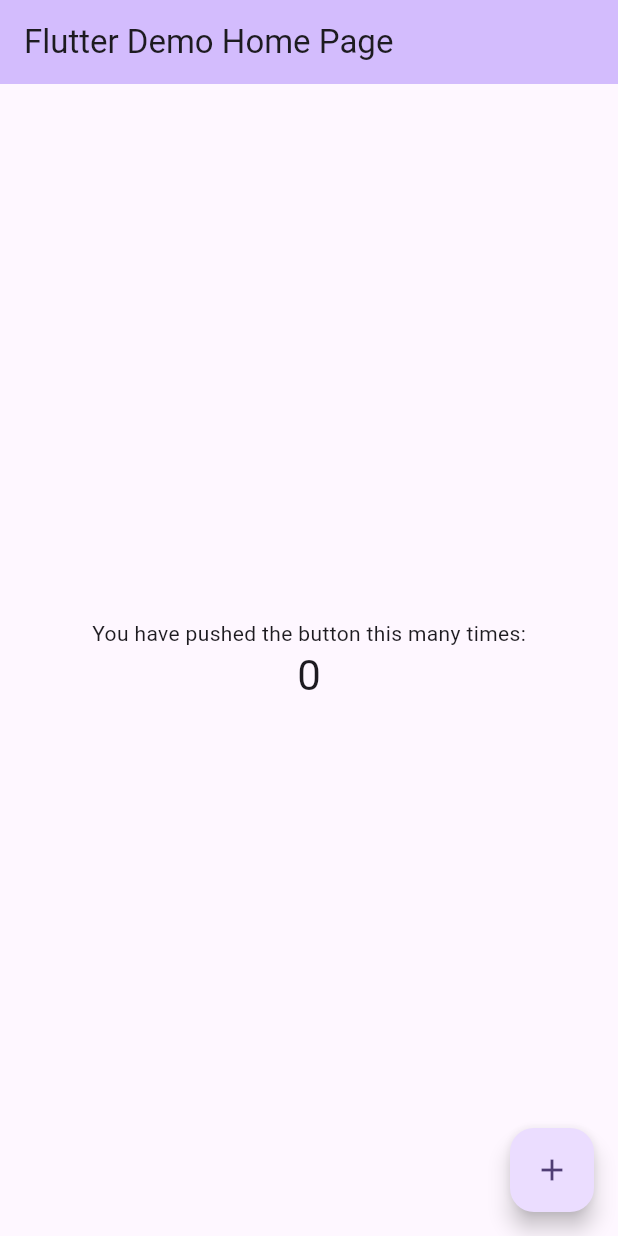
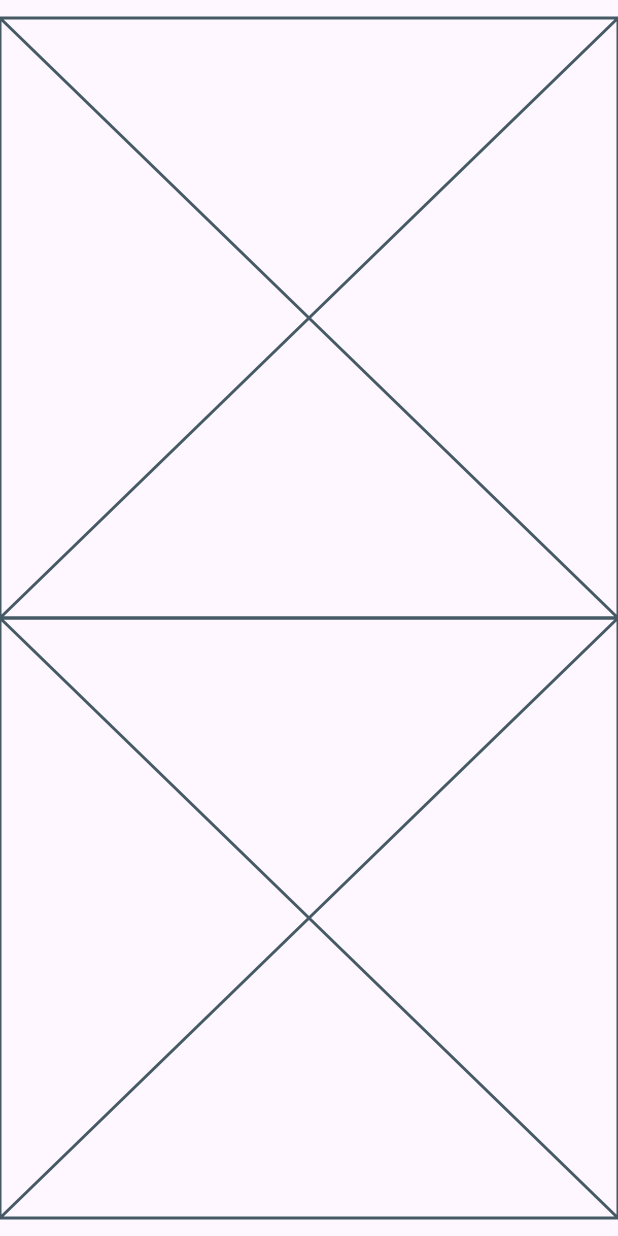
Before and after one commit to danyalshakeel/CarRental, a Flutter app: the screen it shows after launch, on a phone screen of 412 x 824 dp. Run offline on Flutter 3.47's test engine with Material 3 defaults, Android fonts, the phone set to English and light mode, and no system bars.

Commit message:
Add main buttons

```diff
--- a/lib/main.dart
+++ b/lib/main.dart
@@ -1,5 +1,5 @@
 import 'package:flutter/material.dart';
-
+import 'widget/custom_button.dart';
 void main() {
   runApp(const MyApp());
 }
@@ -13,110 +13,27 @@ class MyApp extends StatelessWidget {
     return MaterialApp(
       title: 'Flutter Demo',
       theme: ThemeData(
-        // This is the theme of your application.
-        //
-        // TRY THIS: Try running your application with "flutter run". You'll see
-        // the application has a purple toolbar. Then, without quitting the app,
-        // try changing the seedColor in the colorScheme below to Colors.green
-        // and then invoke "hot reload" (save your changes or press the "hot
-        // reload" button in a Flutter-supported IDE, or press "r" if you used
-        // the command line to start the app).
-        //
-        // Notice that the counter didn't reset back to zero; the application
-        // state is not lost during the reload. To reset the state, use hot
-        // restart instead.
-        //
-        // This works for code too, not just values: Most code changes can be
-        // tested with just a hot reload.
-        colorScheme: ColorScheme.fromSeed(seedColor: Colors.deepPurple),
+          colorScheme: ColorScheme.fromSeed(seedColor: Colors.deepPurple),
       ),
-      home: const MyHomePage(title: 'Flutter Demo Home Page'),
+      home: const MyHomePage(),
     );
   }
 }
 
-class MyHomePage extends StatefulWidget {
-  const MyHomePage({super.key, required this.title});
-
-  // This widget is the home page of your application. It is stateful, meaning
-  // that it has a State object (defined below) that contains fields that affect
-  // how it looks.
-
-  // This class is the configuration for the state. It holds the values (in this
-  // case the title) provided by the parent (in this case the App widget) and
-  // used by the build method of the State. Fields in a Widget subclass are
-  // always marked "final".
-
-  final String title;
-
-  @override
-  State<MyHomePage> createState() => _MyHomePageState();
-}
-
-class _MyHomePageState extends State<MyHomePage> {
-  int _counter = 0;
-
-  void _incrementCounter() {
-    setState(() {
-      // This call to setState tells the Flutter framework that something has
-      // changed in this State, which causes it to rerun the build method below
-      // so that the display can reflect the updated values. If we changed
-      // _counter without calling setState(), then the build method would not be
-      // called again, and so nothing would appear to happen.
-      _counter++;
-    });
-  }
+class MyHomePage extends StatelessWidget {
+  const MyHomePage({super.key});
 
   @override
   Widget build(BuildContext context) {
-    // This method is rerun every time setState is called, for instance as done
-    // by the _incrementCounter method above.
-    //
-    // The Flutter framework has been optimized to make rerunning build methods
-    // fast, so that you can just rebuild anything that needs updating rather
-    // than having to individually change instances of widgets.
     return Scaffold(
-      appBar: AppBar(
-        // TRY THIS: Try changing the color here to a specific color (to
-        // Colors.amber, perhaps?) and trigger a hot reload to see the AppBar
-        // change color while the other colors stay the same.
-        backgroundColor: Theme.of(context).colorScheme.inversePrimary,
-        // Here we take the value from the MyHomePage object that was created by
-        // the App.build method, and use it to set our appbar title.
-        title: Text(widget.title),
+      body: Column(
+        mainAxisAlignment: MainAxisAlignment.center,
+        crossAxisAlignment: CrossAxisAlignment.center,
+        children: [
+          CustomButton(),
+          CustomButton()
+        ],
       ),
-      body: Center(
-        // Center is a layout widget. It takes a single child and positions it
-        // in the middle of the parent.
-        child: Column(
-          // Column is also a layout widget. It takes a list of children and
-          // arranges them vertically. By default, it sizes itself to fit its
-          // children horizontally, and tries to be as tall as its parent.
-          //
-          // Column has various properties to control how it sizes itself and
-          // how it positions its children. Here we use mainAxisAlignment to
-          // center the children vertically; the main axis here is the vertical
-          // axis because Columns are vertical (the cross axis would be
-          // horizontal).
-          //
-          // TRY THIS: Invoke "debug painting" (choose the "Toggle Debug Paint"
-          // action in the IDE, or press "p" in the console), to see the
-          // wireframe for each widget.
-          mainAxisAlignment: MainAxisAlignment.center,
-          children: <Widget>[
-            const Text('You have pushed the button this many times:'),
-            Text(
-              '$_counter',
-              style: Theme.of(context).textTheme.headlineMedium,
-            ),
-          ],
-        ),
-      ),
-      floatingActionButton: FloatingActionButton(
-        onPressed: _incrementCounter,
-        tooltip: 'Increment',
-        child: const Icon(Icons.add),
-      ), // This trailing comma makes auto-formatting nicer for build methods.
     );
   }
 }
--- a/lib/presentation/Auth/signUp_screen.dart
+++ b/lib/presentation/Auth/signUp_screen.dart
@@ -0,0 +1,15 @@
+import 'package:flutter/material.dart';
+
+class SignupScreen extends StatefulWidget {
+  const SignupScreen({super.key});
+
+  @override
+  State<SignupScreen> createState() => _SignupScreenState();
+}
+
+class _SignupScreenState extends State<SignupScreen> {
+  @override
+  Widget build(BuildContext context) {
+    return const Placeholder();
+  }
+}
--- a/lib/widget/custom_button.dart
+++ b/lib/widget/custom_button.dart
@@ -0,0 +1,10 @@
+import 'package:flutter/material.dart';
+
+class CustomButton extends StatelessWidget {
+  const CustomButton({super.key});
+
+  @override
+  Widget build(BuildContext context) {
+    return const Placeholder();
+  }
+}
```
